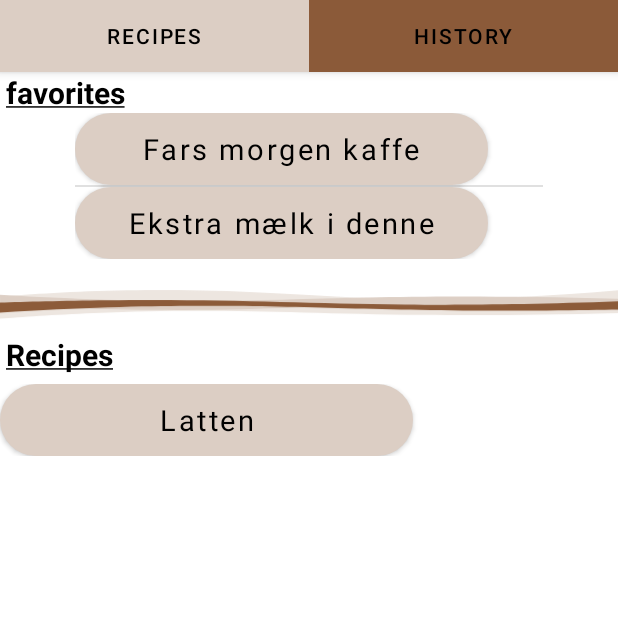
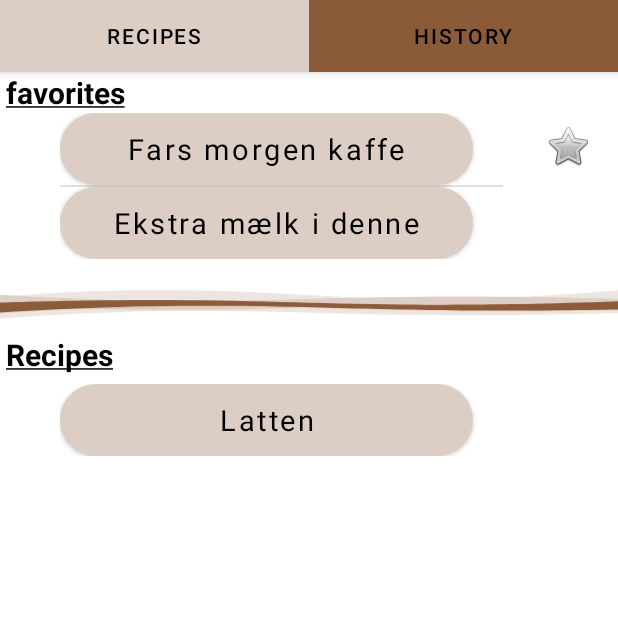
Before and after one commit to ElinorMohr/brogB1, an Android app: the Recipes screen opened directly, with no data from a screen before it, on a phone screen of 412 x 824 dp, the top half of it. Run offline under Robolectric (Android 15) with nearby library versions, the phone set to English and light mode, and no system bars; Roboto replaces fonts that are not available here.

Commit message:
har ændret designet i recipes og historik layout, som de nogenlunde skal se ud. Hvordan det ser ud på andre mobiler er en gåde

```diff
--- a/app/src/main/res/layout/history_layout.xml
+++ b/app/src/main/res/layout/history_layout.xml
@@ -4,13 +4,14 @@
     android:id="@+id/constraintLayout"
     android:layout_width="match_parent"
     android:layout_height="match_parent"
-    android:gravity="center"
     android:orientation="vertical">
 
     <ListView
         android:id="@+id/list_view_main_history"
         android:layout_width="match_parent"
-        android:layout_height="wrap_content">
+        android:layout_height="wrap_content"
+        android:layout_marginTop="10dp"
+        android:layout_marginHorizontal="59dp">
     </ListView>
 
 </LinearLayout>
--- a/app/src/main/res/layout/recipes_layout.xml
+++ b/app/src/main/res/layout/recipes_layout.xml
@@ -18,13 +18,33 @@
         android:textColor="@color/black"
 
         android:text="@string/favorites" />
+    <LinearLayout
+        android:layout_width="match_parent"
+        android:layout_height="wrap_content"
+        android:orientation="horizontal">
+        <ListView
+            android:id="@+id/list_view_favorites"
+            android:layout_width="wrap_content"
+            android:layout_height="wrap_content"
+            android:layout_marginStart="40dp"
+            android:layout_marginEnd="30dp"
+            android:layout_weight="2"
+            />
 
-  <ListView
-      android:id="@+id/list_view_favorites"
-      android:layout_width="fill_parent"
-      android:layout_height="wrap_content"
-      android:layout_marginHorizontal="50dp"
-      />
+        <ImageButton
+            android:id="@+id/imageButton"
+            android:layout_width="50dp"
+            android:layout_height="wrap_content"
+            android:layout_marginTop="6dp"
+            android:layout_marginEnd="20dp"
+            android:layout_weight="1"
+            android:background="#00ffffff"
+            app:srcCompat="@android:drawable/btn_star"
+            tools:srcCompat="@android:drawable/btn_star_big_on" />
+
+
+    </LinearLayout>
+
 
  <ImageView
         android:layout_width="match_parent"
@@ -49,7 +69,10 @@
         android:layout_marginTop="6dp"
         android:id="@+id/list_view_sec_recipes"
         android:layout_width="match_parent"
-        android:layout_height="wrap_content">
+        android:layout_height="wrap_content"
+        android:layout_marginStart="40dp"
+        android:layout_marginEnd="40dp"
+        >
     </ListView>
 
 </LinearLayout>
```
